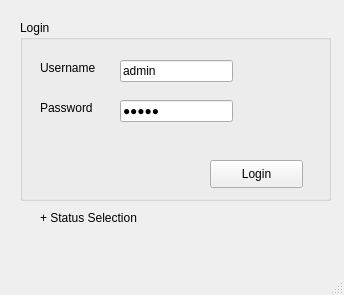
The window that src/CS1D-TMOTTBG/mainwindow.ui (cydiasa/CS1D-TMOTTBG) describes before a commit, drawn with Qt 5.
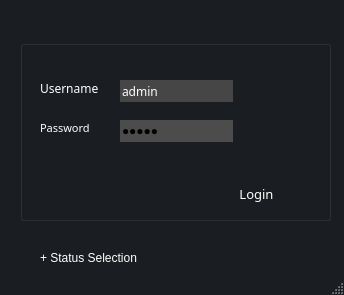
The same window after the commit. Icons and pictures are not drawn.

Patch:
```diff
--- a/src/CS1D-TMOTTBG/mainwindow.ui
+++ b/src/CS1D-TMOTTBG/mainwindow.ui
@@ -10,6 +10,70 @@
     <height>295</height>
    </rect>
   </property>
+  <property name="palette">
+   <palette>
+    <active>
+     <colorrole role="Base">
+      <brush brushstyle="SolidPattern">
+       <color alpha="255">
+        <red>76</red>
+        <green>76</green>
+        <blue>76</blue>
+       </color>
+      </brush>
+     </colorrole>
+     <colorrole role="Window">
+      <brush brushstyle="SolidPattern">
+       <color alpha="255">
+        <red>26</red>
+        <green>30</green>
+        <blue>35</blue>
+       </color>
+      </brush>
+     </colorrole>
+    </active>
+    <inactive>
+     <colorrole role="Base">
+      <brush brushstyle="SolidPattern">
+       <color alpha="255">
+        <red>76</red>
+        <green>76</green>
+        <blue>76</blue>
+       </color>
+      </brush>
+     </colorrole>
+     <colorrole role="Window">
+      <brush brushstyle="SolidPattern">
+       <color alpha="255">
+        <red>26</red>
+        <green>30</green>
+        <blue>35</blue>
+       </color>
+      </brush>
+     </colorrole>
+    </inactive>
+    <disabled>
+     <colorrole role="Base">
+      <brush brushstyle="SolidPattern">
+       <color alpha="255">
+        <red>26</red>
+        <green>30</green>
+        <blue>35</blue>
+       </color>
+      </brush>
+     </colorrole>
+     <colorrole role="Window">
+      <brush brushstyle="SolidPattern">
+       <color alpha="255">
+        <red>26</red>
+        <green>30</green>
+        <blue>35</blue>
+       </color>
+      </brush>
+     </colorrole>
+    </disabled>
+   </palette>
+  </property>
   <property name="windowTitle">
    <string>Login Window</string>
   </property>
@@ -18,13 +82,242 @@
     <property name="geometry">
      <rect>
       <x>20</x>
-      <y>20</y>
+      <y>40</y>
       <width>311</width>
       <height>181</height>
      </rect>
     </property>
+    <property name="palette">
+     <palette>
+      <active>
+       <colorrole role="WindowText">
+        <brush brushstyle="SolidPattern">
+         <color alpha="255">
+          <red>255</red>
+          <green>255</green>
+          <blue>255</blue>
+         </color>
+        </brush>
+       </colorrole>
+       <colorrole role="Light">
+        <brush brushstyle="SolidPattern">
+         <color alpha="255">
+          <red>0</red>
+          <green>0</green>
+          <blue>0</blue>
+         </color>
+        </brush>
+       </colorrole>
+       <colorrole role="Midlight">
+        <brush brushstyle="SolidPattern">
+         <color alpha="255">
+          <red>0</red>
+          <green>0</green>
+          <blue>0</blue>
+         </color>
+        </brush>
+       </colorrole>
+       <colorrole role="Dark">
+        <brush brushstyle="SolidPattern">
+         <color alpha="255">
+          <red>0</red>
+          <green>0</green>
+          <blue>0</blue>
+         </color>
+        </brush>
+       </colorrole>
+       <colorrole role="Mid">
+        <brush brushstyle="SolidPattern">
+         <color alpha="255">
+          <red>0</red>
+          <green>0</green>
+          <blue>0</blue>
+         </color>
+        </brush>
+       </colorrole>
+       <colorrole role="Text">
+        <brush brushstyle="SolidPattern">
+         <color alpha="255">
+          <red>0</red>
+          <green>0</green>
+          <blue>0</blue>
+         </color>
+        </brush>
+       </colorrole>
+       <colorrole role="ButtonText">
+        <brush brushstyle="SolidPattern">
+         <color alpha="255">
+          <red>0</red>
+          <green>0</green>
+          <blue>0</blue>
+         </color>
+        </brush>
+       </colorrole>
+       <colorrole role="Shadow">
+        <brush brushstyle="SolidPattern">
+         <color alpha="255">
+          <red>0</red>
+          <green>0</green>
+          <blue>0</blue>
+         </color>
+        </brush>
+       </colorrole>
+      </active>
+      <inactive>
+       <colorrole role="WindowText">
+        <brush brushstyle="SolidPattern">
+         <color alpha="255">
+          <red>255</red>
+          <green>255</green>
+          <blue>255</blue>
+         </color>
+        </brush>
+       </colorrole>
+       <colorrole role="Light">
+        <brush brushstyle="SolidPattern">
+         <color alpha="255">
+          <red>0</red>
+          <green>0</green>
+          <blue>0</blue>
+         </color>
+        </brush>
+       </colorrole>
+       <colorrole role="Midlight">
+        <brush brushstyle="SolidPattern">
+         <color alpha="255">
+          <red>0</red>
+          <green>0</green>
+          <blue>0</blue>
+         </color>
+        </brush>
+       </colorrole>
+       <colorrole role="Dark">
+        <brush brushstyle="SolidPattern">
+         <color alpha="255">
+          <red>0</red>
+          <green>0</green>
+          <blue>0</blue>
+         </color>
+        </brush>
+       </colorrole>
+       <colorrole role="Mid">
+        <brush brushstyle="SolidPattern">
+         <color alpha="255">
+          <red>0</red>
+          <green>0</green>
+          <blue>0</blue>
+         </color>
+        </brush>
+       </colorrole>
+       <colorrole role="Text">
+        <brush brushstyle="SolidPattern">
+         <color alpha="255">
+          <red>0</red>
+          <green>0</green>
+          <blue>0</blue>
+         </color>
+        </brush>
+       </colorrole>
+       <colorrole role="ButtonText">
+        <brush brushstyle="SolidPattern">
+         <color alpha="255">
+          <red>0</red>
+          <green>0</green>
+          <blue>0</blue>
+         </color>
+        </brush>
+       </colorrole>
+       <colorrole role="Shadow">
+        <brush brushstyle="SolidPattern">
+         <color alpha="255">
+          <red>0</red>
+          <green>0</green>
+          <blue>0</blue>
+         </color>
+        </brush>
+       </colorrole>
+      </inactive>
+      <disabled>
+       <colorrole role="WindowText">
+        <brush brushstyle="SolidPattern">
+         <color alpha="255">
+          <red>0</red>
+          <green>0</green>
+          <blue>0</blue>
+         </color>
+        </brush>
+       </colorrole>
+       <colorrole role="Light">
+        <brush brushstyle="SolidPattern">
+         <color alpha="255">
+          <red>0</red>
+          <green>0</green>
+          <blue>0</blue>
+         </color>
+        </brush>
+       </colorrole>
+       <colorrole role="Midlight">
+        <brush brushstyle="SolidPattern">
+         <color alpha="255">
+          <red>0</red>
+          <green>0</green>
+          <blue>0</blue>
+         </color>
+        </brush>
+       </colorrole>
+       <colorrole role="Dark">
+        <brush brushstyle="SolidPattern">
+         <color alpha="255">
+          <red>0</red>
+          <green>0</green>
+          <blue>0</blue>
+         </color>
+        </brush>
+       </colorrole>
+       <colorrole role="Mid">
+        <brush brushstyle="SolidPattern">
+         <color alpha="255">
+          <red>0</red>
+          <green>0</green>
+          <blue>0</blue>
+         </color>
+        </brush>
+       </colorrole>
+       <colorrole role="Text">
+        <brush brushstyle="SolidPattern">
+         <color alpha="255">
+          <red>0</red>
+          <green>0</green>
+          <blue>0</blue>
+         </color>
+        </brush>
+       </colorrole>
+       <colorrole role="ButtonText">
+        <brush brushstyle="SolidPattern">
+         <color alpha="255">
+          <red>0</red>
+          <green>0</green>
+          <blue>0</blue>
+         </color>
+        </brush>
+       </colorrole>
+       <colorrole role="Shadow">
+        <brush brushstyle="SolidPattern">
+         <color alpha="255">
+          <red>0</red>
+          <green>0</green>
+          <blue>0</blue>
+         </color>
+        </brush>
+       </colorrole>
+      </disabled>
+     </palette>
+    </property>
     <property name="title">
-     <string>Login</string>
+     <string/>
+    </property>
+    <property name="flat">
+     <bool>true</bool>
     </property>
     <widget class="QLabel" name="label_username">
      <property name="geometry">
@@ -35,6 +328,75 @@
        <height>16</height>
       </rect>
      </property>
+     <property name="palette">
+      <palette>
+       <active>
+        <colorrole role="WindowText">
+         <brush brushstyle="SolidPattern">
+          <color alpha="255">
+           <red>255</red>
+           <green>255</green>
+           <blue>255</blue>
+          </color>
+         </brush>
+        </colorrole>
+        <colorrole role="Text">
+         <brush brushstyle="SolidPattern">
+          <color alpha="255">
+           <red>255</red>
+           <green>255</green>
+           <blue>255</blue>
+          </color>
+         </brush>
+        </colorrole>
+       </active>
+       <inactive>
+        <colorrole role="WindowText">
+         <brush brushstyle="SolidPattern">
+          <color alpha="255">
+           <red>255</red>
+           <green>255</green>
+           <blue>255</blue>
+          </color>
+         </brush>
+        </colorrole>
+        <colorrole role="Text">
+         <brush brushstyle="SolidPattern">
+          <color alpha="255">
+           <red>255</red>
+           <green>255</green>
+           <blue>255</blue>
+          </color>
+         </brush>
+        </colorrole>
+       </inactive>
+       <disabled>
+        <colorrole role="WindowText">
+         <brush brushstyle="SolidPattern">
+          <color alpha="255">
+           <red>120</red>
+           <green>120</green>
+           <blue>120</blue>
+          </color>
+         </brush>
+        </colorrole>
+        <colorrole role="Text">
+         <brush brushstyle="SolidPattern">
+          <color alpha="255">
+           <red>120</red>
+           <green>120</green>
+           <blue>120</blue>
+          </color>
+         </brush>
+        </colorrole>
+       </disabled>
+      </palette>
+     </property>
+     <property name="font">
+      <font>
+       <family>Century Gothic</family>
+      </font>
+     </property>
      <property name="text">
       <string>Username</string>
      </property>
@@ -48,6 +410,49 @@
        <height>16</height>
       </rect>
      </property>
+     <property name="palette">
+      <palette>
+       <active>
+        <colorrole role="WindowText">
+         <brush brushstyle="SolidPattern">
+          <color alpha="255">
+           <red>255</red>
+           <green>255</green>
+           <blue>255</blue>
+          </color>
+         </brush>
+        </colorrole>
+       </active>
+       <inactive>
+        <colorrole role="WindowText">
+         <brush brushstyle="SolidPattern">
+          <color alpha="255">
+           <red>255</red>
+           <green>255</green>
+           <blue>255</blue>
+          </color>
+         </brush>
+        </colorrole>
+       </inactive>
+       <disabled>
+        <colorrole role="WindowText">
+         <brush brushstyle="SolidPattern">
+          <color alpha="255">
+           <red>120</red>
+           <green>120</green>
+           <blue>120</blue>
+          </color>
+         </brush>
+        </colorrole>
+       </disabled>
+      </palette>
+     </property>
+     <property name="font">
+      <font>
+       <family>Century Gothic</family>
+       <pointsize>8</pointsize>
+      </font>
+     </property>
      <property name="text">
       <string>Password</string>
      </property>
@@ -61,9 +466,243 @@
        <height>22</height>
       </rect>
      </property>
+     <property name="palette">
+      <palette>
+       <active>
+        <colorrole role="WindowText">
+         <brush brushstyle="SolidPattern">
+          <color alpha="255">
+           <red>255</red>
+           <green>255</green>
+           <blue>255</blue>
+          </color>
+         </brush>
+        </colorrole>
+        <colorrole role="Light">
+         <brush brushstyle="SolidPattern">
+          <color alpha="255">
+           <red>0</red>
+           <green>0</green>
+           <blue>0</blue>
+          </color>
+         </brush>
+        </colorrole>
+        <colorrole role="Text">
+         <brush brushstyle="SolidPattern">
+          <color alpha="255">
+           <red>255</red>
+           <green>255</green>
+           <blue>255</blue>
+          </color>
+         </brush>
+        </colorrole>
+        <colorrole role="BrightText">
+         <brush brushstyle="SolidPattern">
+          <color alpha="255">
+           <red>255</red>
+           <green>255</green>
+           <blue>255</blue>
+          </color>
+         </brush>
+        </colorrole>
+        <colorrole role="Base">
+         <brush brushstyle="SolidPattern">
+          <color alpha="255">
+           <red>70</red>
+           <green>70</green>
+           <blue>70</blue>
+          </color>
+         </brush>
+        </colorrole>
+        <colorrole role="HighlightedText">
+         <brush brushstyle="SolidPattern">
+          <color alpha="255">
+           <red>0</red>
+           <green>0</green>
+           <blue>0</blue>
+          </color>
+         </brush>
+        </colorrole>
+        <colorrole role="AlternateBase">
+         <brush brushstyle="SolidPattern">
+          <color alpha="255">
+           <red>0</red>
+           <green>0</green>
+           <blue>0</blue>
+          </color>
+         </brush>
+        </colorrole>
+        <colorrole role="NoRole">
+         <brush brushstyle="SolidPattern">
+          <color alpha="255">
+           <red>70</red>
+           <green>70</green>
+           <blue>70</blue>
+          </color>
+         </brush>
+        </colorrole>
+       </active>
+       <inactive>
+        <colorrole role="WindowText">
+         <brush brushstyle="SolidPattern">
+          <color alpha="255">
+           <red>255</red>
+           <green>255</green>
+           <blue>255</blue>
+          </color>
+         </brush>
+        </colorrole>
+        <colorrole role="Light">
+         <brush brushstyle="SolidPattern">
+          <color alpha="255">
+           <red>0</red>
+           <green>0</green>
+           <blue>0</blue>
+          </color>
+         </brush>
+        </colorrole>
+        <colorrole role="Text">
+         <brush brushstyle="SolidPattern">
+          <color alpha="255">
+           <red>255</red>
+           <green>255</green>
+           <blue>255</blue>
+          </color>
+         </brush>
+        </colorrole>
+        <colorrole role="BrightText">
+         <brush brushstyle="SolidPattern">
+          <color alpha="255">
+           <red>255</red>
+           <green>255</green>
+           <blue>255</blue>
+          </color>
+         </brush>
+        </colorrole>
+        <colorrole role="Base">
+         <brush brushstyle="SolidPattern">
+          <color alpha="255">
+           <red>70</red>
+           <green>70</green>
+           <blue>70</blue>
+          </color>
+         </brush>
+        </colorrole>
+        <colorrole role="HighlightedText">
+         <brush brushstyle="SolidPattern">
+          <color alpha="255">
+           <red>0</red>
+           <green>0</green>
+           <blue>0</blue>
+          </color>
+         </brush>
+        </colorrole>
+        <colorrole role="AlternateBase">
+         <brush brushstyle="SolidPattern">
+          <color alpha="255">
+           <red>0</red>
+           <green>0</green>
+           <blue>0</blue>
+          </color>
+         </brush>
+        </colorrole>
+        <colorrole role="NoRole">
+         <brush brushstyle="SolidPattern">
+          <color alpha="255">
+           <red>70</red>
+           <green>70</green>
+           <blue>70</blue>
+          </color>
+         </brush>
+        </colorrole>
+       </inactive>
+       <disabled>
+        <colorrole role="WindowText">
+         <brush brushstyle="SolidPattern">
+          <color alpha="255">
+           <red>120</red>
+           <green>120</green>
+           <blue>120</blue>
+          </color>
+         </brush>
+        </colorrole>
+        <colorrole role="Light">
+         <brush brushstyle="SolidPattern">
+          <color alpha="255">
+           <red>0</red>
+           <green>0</green>
+           <blue>0</blue>
+          </color>
+         </brush>
+        </colorrole>
+        <colorrole role="Text">
+         <brush brushstyle="SolidPattern">
+          <color alpha="255">
+           <red>0</red>
+           <green>0</green>
+           <blue>0</blue>
+          </color>
+         </brush>
+        </colorrole>
+        <colorrole role="BrightText">
+         <brush brushstyle="SolidPattern">
+          <color alpha="255">
+           <red>255</red>
+           <green>255</green>
+           <blue>255</blue>
+          </color>
+         </brush>
+        </colorrole>
+        <colorrole role="Base">
+         <brush brushstyle="SolidPattern">
+          <color alpha="255">
+           <red>26</red>
+           <green>30</green>
+           <blue>35</blue>
+          </color>
+         </brush>
+        </colorrole>
+        <colorrole role="HighlightedText">
+         <brush brushstyle="SolidPattern">
+          <color alpha="255">
+           <red>0</red>
+           <green>0</green>
+           <blue>0</blue>
+          </color>
+         </brush>
+        </colorrole>
+        <colorrole role="AlternateBase">
+         <brush brushstyle="SolidPattern">
+          <color alpha="255">
+           <red>0</red>
+           <green>0</green>
+           <blue>0</blue>
+          </color>
+         </brush>
+        </colorrole>
+        <colorrole role="NoRole">
+         <brush brushstyle="SolidPattern">
+          <color alpha="255">
+           <red>70</red>
+           <green>70</green>
+           <blue>70</blue>
+          </color>
+         </brush>
+        </colorrole>
+       </disabled>
+      </palette>
+     </property>
+     <property name="font">
+      <font>
+       <family>Century Gothic</family>
+      </font>
+     </property>
      <property name="text">
       <string>admin</string>
      </property>
+     <property name="frame">
+      <bool>false</bool>
+     </property>
     </widget>
     <widget class="QLineEdit" name="passwordInputBox">
      <property name="geometry">
@@ -77,6 +716,9 @@
      <property name="text">
       <string>admin</string>
      </property>
+     <property name="frame">
+      <bool>false</bool>
+     </property>
      <property name="echoMode">
       <enum>QLineEdit::Password</enum>
      </property>
@@ -90,24 +732,166 @@
        <height>28</height>
       </rect>
      </property>
+     <property name="palette">
+      <palette>
+       <active>
+        <colorrole role="WindowText">
+         <brush brushstyle="SolidPattern">
+          <color alpha="255">
+           <red>255</red>
+           <green>255</green>
+           <blue>255</blue>
+          </color>
+         </brush>
+        </colorrole>
+        <colorrole role="ButtonText">
+         <brush brushstyle="SolidPattern">
+          <color alpha="255">
+           <red>255</red>
+           <green>255</green>
+           <blue>255</blue>
+          </color>
+         </brush>
+        </colorrole>
+       </active>
+       <inactive>
+        <colorrole role="WindowText">
+         <brush brushstyle="SolidPattern">
+          <color alpha="255">
+           <red>255</red>
+           <green>255</green>
+           <blue>255</blue>
+          </color>
+         </brush>
+        </colorrole>
+        <colorrole role="ButtonText">
+         <brush brushstyle="SolidPattern">
+          <color alpha="255">
+           <red>255</red>
+           <green>255</green>
+           <blue>255</blue>
+          </color>
+         </brush>
+        </colorrole>
+       </inactive>
+       <disabled>
+        <colorrole role="WindowText">
+         <brush brushstyle="SolidPattern">
+          <color alpha="255">
+           <red>120</red>
+           <green>120</green>
+           <blue>120</blue>
+          </color>
+         </brush>
+        </colorrole>
+        <colorrole role="ButtonText">
+         <brush brushstyle="SolidPattern">
+          <color alpha="255">
+           <red>120</red>
+           <green>120</green>
+           <blue>120</blue>
+          </color>
+         </brush>
+        </colorrole>
+       </disabled>
+      </palette>
+     </property>
+     <property name="font">
+      <font>
+       <family>Century Gothic</family>
+       <pointsize>10</pointsize>
+      </font>
+     </property>
      <property name="text">
       <string>Login</string>
      </property>
+     <property name="flat">
+      <bool>true</bool>
+     </property>
     </widget>
    </widget>
    <widget class="QLabel" name="label_status">
     <property name="geometry">
      <rect>
       <x>40</x>
-      <y>210</y>
+      <y>250</y>
       <width>281</width>
       <height>16</height>
      </rect>
     </property>
+    <property name="palette">
+     <palette>
+      <active>
+       <colorrole role="WindowText">
+        <brush brushstyle="SolidPattern">
+         <color alpha="255">
+          <red>255</red>
+          <green>255</green>
+          <blue>255</blue>
+         </color>
+        </brush>
+       </colorrole>
+      </active>
+      <inactive>
+       <colorrole role="WindowText">
+        <brush brushstyle="SolidPattern">
+         <color alpha="255">
+          <red>255</red>
+          <green>255</green>
+          <blue>255</blue>
+         </color>
+        </brush>
+       </colorrole>
+      </inactive>
+      <disabled>
+       <colorrole role="WindowText">
+        <brush brushstyle="SolidPattern">
+         <color alpha="255">
+          <red>120</red>
+          <green>120</green>
+          <blue>120</blue>
+         </color>
+        </brush>
+       </colorrole>
+      </disabled>
+     </palette>
+    </property>
     <property name="text">
      <string>+ Status Selection</string>
     </property>
    </widget>
+   <widget class="QLabel" name="NonUserInterface_Exit_LBL">
+    <property name="geometry">
+     <rect>
+      <x>10</x>
+      <y>10</y>
+      <width>31</width>
+      <height>16</height>
+     </rect>
+    </property>
+    <property name="text">
+     <string/>
+    </property>
+    <property name="pixmap">
+     <pixmap>../../../../Desktop/CS1D/Project Application/Basic Icons/ic_action_cancel.png</pixmap>
+    </property>
+   </widget>
+   <widget class="QPushButton" name="NonUserInterface_Exit_BTN">
+    <property name="geometry">
+     <rect>
+      <x>10</x>
+      <y>10</y>
+      <width>31</width>
+      <height>16</height>
+     </rect>
+    </property>
+    <property name="text">
+     <string/>
+    </property>
+    <property name="flat">
+     <bool>true</bool>
+    </property>
+   </widget>
   </widget>
   <widget class="QStatusBar" name="statusBar"/>
  </widget>
```
